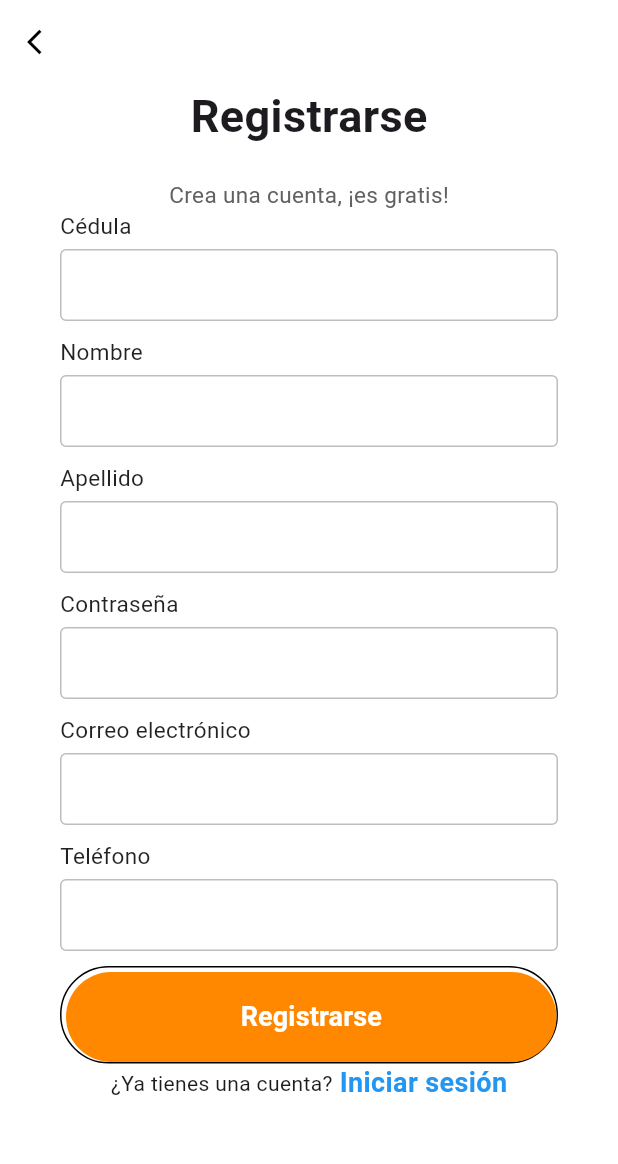
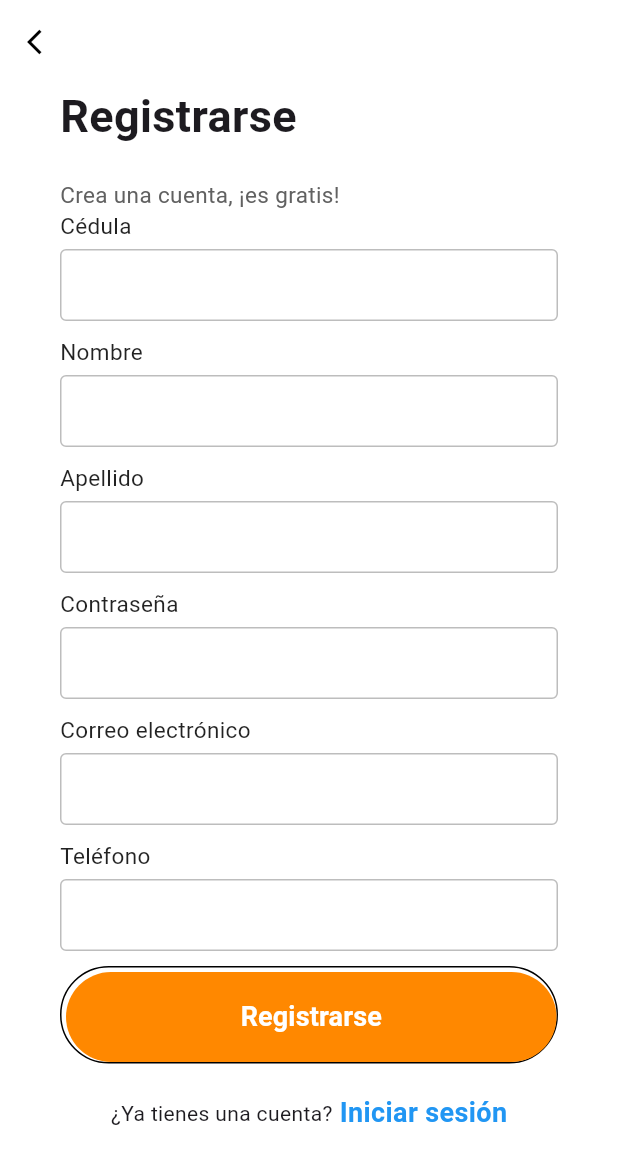
Before and after one commit to joeldeleon13/Proyecto-final-, a Flutter app: the screen it shows after launch, after a tap on "Registrarse", on a phone screen of 412 x 824 dp. Shown: the top 1164 px of the screen. Run offline on Flutter 3.47's test engine with Material 3 defaults, Android fonts, the light colour scheme and no system bars.

Commit message:
nuevos cambios

```diff
--- a/defensacivilproject/lib/Recuperar.dart
+++ b/defensacivilproject/lib/Recuperar.dart
@@ -150,7 +150,7 @@ class RecuperarPasswordPage extends StatelessWidget {
                         onPressed: () {
                           _recoverPassword(context);
                         },
-                        color: Color(0xff0095FF),
+                        color: Color.fromARGB(255, 255, 140, 0),
                         elevation: 0,
                         shape: RoundedRectangleBorder(
                           borderRadius: BorderRadius.circular(50),
--- a/defensacivilproject/lib/main.dart
+++ b/defensacivilproject/lib/main.dart
@@ -7,11 +7,11 @@ import 'package:defensacivilproject/signup.dart';
 void main() {
   runApp(MaterialApp(
     debugShowCheckedModeBanner: false,
-    home: HomePage(),
+    home: BienvenidoPage(),
   ));
 }
 
-class HomePage extends StatelessWidget {
+class BienvenidoPage extends StatelessWidget {
   @override
   Widget build(BuildContext context) {
     return Scaffold(
@@ -41,7 +41,7 @@ class HomePage extends StatelessWidget {
                   SizedBox(
                     height: 20,
                   ),
-                  Text("Esta es  nuestra aplicacion de defensa civil.",
+                  Text("Esta es nuestra aplicación de defensa civil.",
                     textAlign: TextAlign.center,
                     style: TextStyle(
                       color: Colors.grey[700],
--- a/defensacivilproject/lib/signup.dart
+++ b/defensacivilproject/lib/signup.dart
@@ -82,11 +82,12 @@ class SignupPage extends StatelessWidget {
       body: SingleChildScrollView(
         child: Container(
           padding: EdgeInsets.symmetric(horizontal: 40),
-          // No establezcas la altura del contenedor para que pueda crecer según sea necesario
           child: Column(
-            mainAxisAlignment: MainAxisAlignment.spaceEvenly,
+            mainAxisAlignment: MainAxisAlignment.spaceBetween,
+            crossAxisAlignment: CrossAxisAlignment.start,
             children: <Widget>[
               Column(
+                crossAxisAlignment: CrossAxisAlignment.start,
                 children: <Widget>[
                   Text(
                     "Registrarse",
@@ -113,23 +114,22 @@ class SignupPage extends StatelessWidget {
                   inputFile(
                     label: "Contraseña",
                     controller: _claveController,
-                      obscureText: true),
+                    obscureText: true,
+                  ),
                   inputFile(
                     label: "Correo electrónico",
-                      controller: _correoController),
+                    controller: _correoController,
+                  ),
                   inputFile(label: "Teléfono", controller: _telefonoController),
                 ],
               ),
+              Column(
+                children: <Widget>[
                   Container(
                     padding: EdgeInsets.only(top: 3, left: 3),
                     decoration: BoxDecoration(
                       borderRadius: BorderRadius.circular(50),
-                  border: Border(
-                    bottom: BorderSide(color: Colors.black),
-                    top: BorderSide(color: Colors.black),
-                    left: BorderSide(color: Colors.black),
-                    right: BorderSide(color: Colors.black),
-                  ),
+                      border: Border.all(color: Colors.black),
                     ),
                     child: MaterialButton(
                       minWidth: double.infinity,
@@ -152,6 +152,7 @@ class SignupPage extends StatelessWidget {
                       ),
                     ),
                   ),
+                  SizedBox(height: 20),
                   Row(
                     mainAxisAlignment: MainAxisAlignment.center,
                     children: <Widget>[
@@ -167,10 +168,11 @@ class SignupPage extends StatelessWidget {
                           style: TextStyle(
                             fontWeight: FontWeight.w600,
                             fontSize: 18,
-                        color: Colors
-                            .blue, // Cambiamos el color a azul para indicar que es un enlace
+                            color: Colors.blue,
                           ),
                         ),
+                      ),
+                    ],
                   ),
                 ],
               ),
--- a/defensacivilproject/pubspec.yaml
+++ b/defensacivilproject/pubspec.yaml
@@ -65,6 +65,7 @@ flutter:
     - assets/background.png
     - assets/welcome.png
     - assets/acciones.png
+    - assets/defensa.png
   # An image asset can refer to one or more resolution-specific "variants", see
   # https://flutter.dev/assets-and-images/#resolution-aware
 
```
Also changed, not shown: defensacivilproject/lib/defensacivil.dart (+124 -21 lines), defensacivilproject/assets/defensa.png (added). Lines whose indentation alone changed are shown as unchanged.
